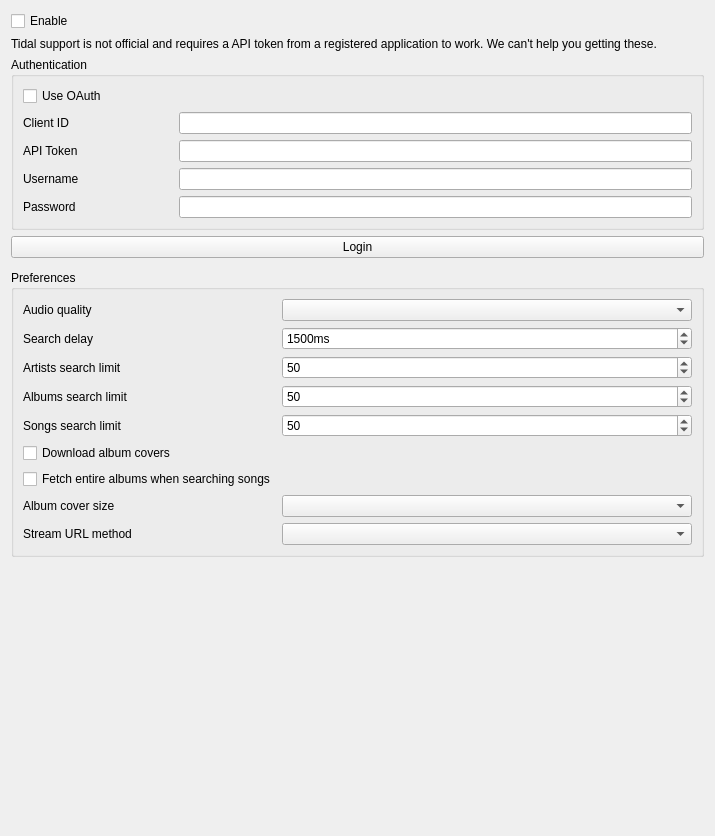
Before: the Qt Designer form src/settings/tidalsettingspage.ui in strawberrymusicplayer/strawberry, drawn with Qt 5.
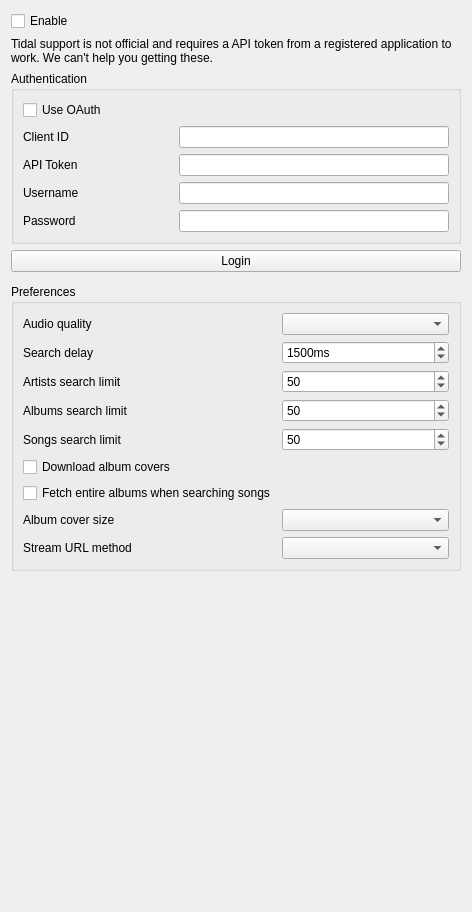
After: the same form once the commit is applied. Icons and pictures are not drawn. Custom widgets are drawn as their Qt base class.

Commit message: Adjust width of settingspages

```diff
--- a/src/settings/tidalsettingspage.ui
+++ b/src/settings/tidalsettingspage.ui
@@ -6,8 +6,8 @@
    <rect>
     <x>0</x>
     <y>0</y>
-    <width>715</width>
-    <height>836</height>
+    <width>472</width>
+    <height>912</height>
    </rect>
   </property>
   <property name="windowTitle">
```
The commit also changes 13 other files.
